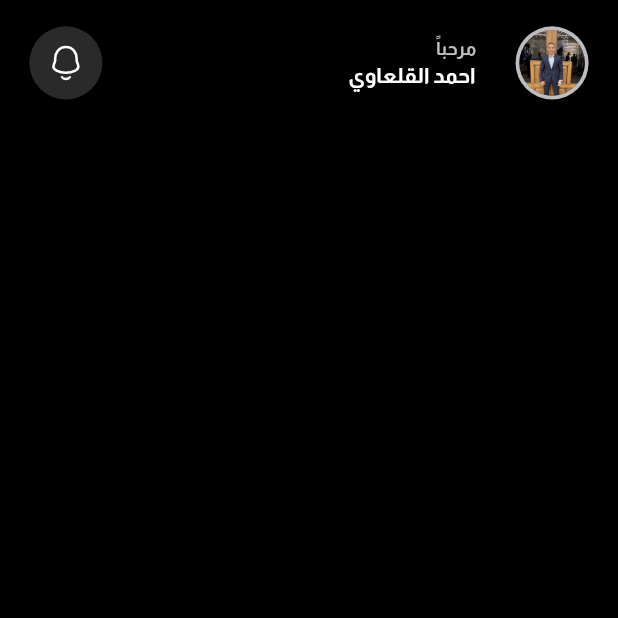
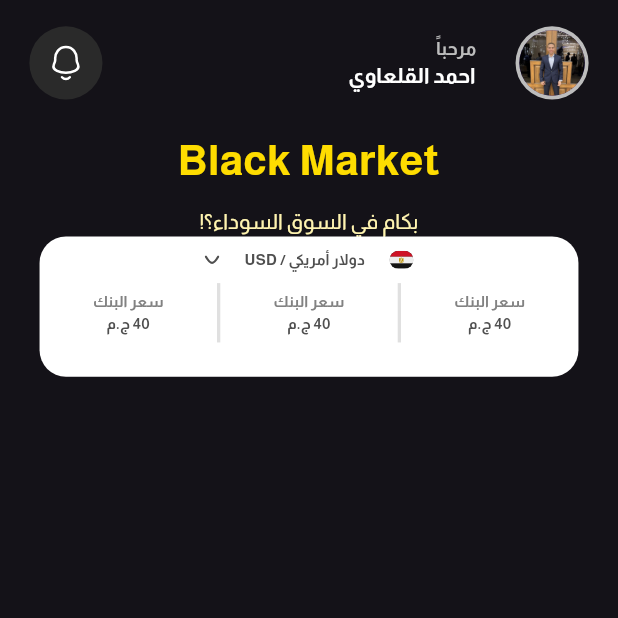
Before and after one commit to a7medAlqal3awyi/black-store-app, a Flutter app: the MainScreen screen opened directly, on a phone screen of 412 x 824 dp, the top half of it. Run offline on Flutter 3.47's test engine with Material 2 defaults, Android fonts, the phone set to English and light mode, and no system bars; our stand-ins replace flutter_screenutil, flutter_svg.

Commit message:
finish white container  of main screen

```diff
--- a/lib/core/utils/app_constants.dart
+++ b/lib/core/utils/app_constants.dart
@@ -15,7 +15,14 @@ class AppConstants {
   static String rememberMe = "تذكرني";
   static String or = "أو";
   static String doYouForgetPassword = "هل نسيت كلمة المرور ؟";
+  static String usDollor = "دولار أمريكي / USD";
   static String dontHaveAnAccount = "لا تمتلك حساب؟  ";
+  static String bankPrice = "سعر البنك";
+  static String lastUpdate = "آخر تحديث";
+  static String from15Min = "منذ 15 دقيقة";
+  static String blackStore = "السوق السوداء";
+  static String khamsen = "50 ج.م";
+  static String forty = "40 ج.م";
   static String createAnAccount = " إنشاء حساب";
   static String completeWithGoogle = " اكمل باستخدام جوجل";
   static String emailValidation =" يجب ادخل البريد الالكروني ";
--- a/lib/presentation/screens/main_screen.dart
+++ b/lib/presentation/screens/main_screen.dart
@@ -1,5 +1,8 @@
 import 'package:flutter/material.dart';
 import 'package:flutter_screenutil/flutter_screenutil.dart';
+import 'package:flutter_svg/flutter_svg.dart';
+import 'package:the_black_store/core/styles/app_styles.dart';
+import 'package:the_black_store/core/utils/app_constants.dart';
 import 'app_bar_of_main_sc.dart';
 
 class MainScreen extends StatelessWidget {
@@ -8,7 +11,6 @@ class MainScreen extends StatelessWidget {
   @override
   Widget build(BuildContext context) {
     return Scaffold(
-      backgroundColor: Colors.black,
       body: Padding(
         padding: EdgeInsets.all(16.w),
         child: Column(
@@ -17,7 +19,135 @@ class MainScreen extends StatelessWidget {
                 child: SizedBox(
               height: 0.h,
             )),
-            const AppBarMainScreen()
+            const AppBarMainScreen(),
+            SizedBox(
+              height: 20.h,
+            ),
+            Text(
+              AppConstants.blackMarket,
+              style: TextStyle(
+                  fontFamily: fontFamily,
+                  fontSize: 28.sp,
+                  color: primary,
+                  fontWeight: FontWeight.w800),
+            ),
+            SizedBox(
+              height: 10.h,
+            ),
+            Text(
+              AppConstants.bkamFeBlackStore,
+              style: TextStyle(
+                  fontFamily: fontFamily,
+                  fontSize: 14.sp,
+                  color: AppStyles.lighyYellow,
+                  fontWeight: FontWeight.w400),
+            ),
+
+            Container(
+              width: 327.w,
+              height: 92.h,
+              decoration: BoxDecoration(
+                  color: Colors.white,
+                  borderRadius: BorderRadius.circular(16.w)),
+              child: Column(
+                children: [
+                  Padding(
+                    padding: const EdgeInsets.all(8.0),
+                    child: Row(
+                      mainAxisAlignment: MainAxisAlignment.center,
+                      children: [
+                        SvgPicture.asset("assets/icons/flag-egypt.svg"),
+                        SizedBox(width: 15.w,),
+                        Text(
+                          AppConstants.usDollor,
+                          style: TextStyle(
+                              fontFamily: fontFamily,
+                              fontWeight: FontWeight.w700,
+                              fontSize: 10.sp,
+                              color: const Color(0xFF4F4F4F)),
+                        ),
+                        SizedBox(width: 15.w,),
+                        SvgPicture.asset("assets/icons/ArrowDown.svg"),
+                      ],
+                    ),
+                  ),
+                  Row(
+                    children: [
+                      Expanded(
+                        child: Column(
+                          children: [
+                            Text(AppConstants.bankPrice,
+                            style: TextStyle(
+                              fontSize: 10.sp,
+                              fontWeight: FontWeight.w700,
+                              fontFamily: fontFamily,
+                              color: const Color(0xFF828282)
+                            ),),
+                            Text(AppConstants.forty,
+                            style: TextStyle(
+                              fontSize: 10.sp,
+                              fontWeight: FontWeight.w700,
+                              fontFamily: fontFamily,
+                              color: const Color(0xFF4F4F4F)
+                            ),),
+                          ],
+                        ),
+                      ),
+                      Container(
+                        width: 2.w,
+                        height: 39.h,
+                        color: const Color(0xFFE0E0E0),
+                      ),
+                      Expanded(
+                        child: Column(
+                          children: [
+                            Text(AppConstants.bankPrice,
+                            style: TextStyle(
+                              fontSize: 10.sp,
+                              fontWeight: FontWeight.w700,
+                              fontFamily: fontFamily,
+                              color: const Color(0xFF828282)
+                            ),),
+                            Text(AppConstants.forty,
+                            style: TextStyle(
+                              fontSize: 10.sp,
+                              fontWeight: FontWeight.w700,
+                              fontFamily: fontFamily,
+                              color: const Color(0xFF4F4F4F)
+                            ),),
+                          ],
+                        ),
+                      ),
+                      Container(
+                        width: 2.w,
+                        height: 39.h,
+                        color: const Color(0xFFE0E0E0),
+                      ),
+                      Expanded(
+                        child: Column(
+                          children: [
+                            Text(AppConstants.bankPrice,
+                            style: TextStyle(
+                              fontSize: 10.sp,
+                              fontWeight: FontWeight.w700,
+                              fontFamily: fontFamily,
+                              color: const Color(0xFF828282)
+                            ),),
+                            Text(AppConstants.forty,
+                            style: TextStyle(
+                              fontSize: 10.sp,
+                              fontWeight: FontWeight.w700,
+                              fontFamily: fontFamily,
+                              color: const Color(0xFF4F4F4F)
+                            ),),
+                          ],
+                        ),
+                      ),
+                    ],
+                  )
+                ],
+              ),
+            )
           ],
         ),
       ),
```
Also changed, not shown: assets/icons/ArrowDown.svg (added), assets/icons/flag-egypt.svg (added).
